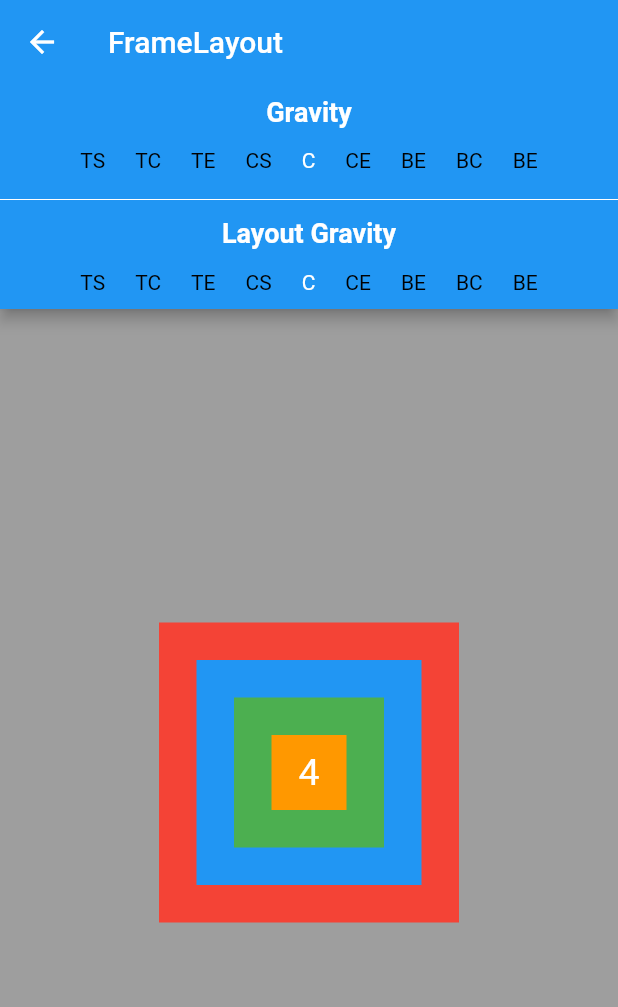
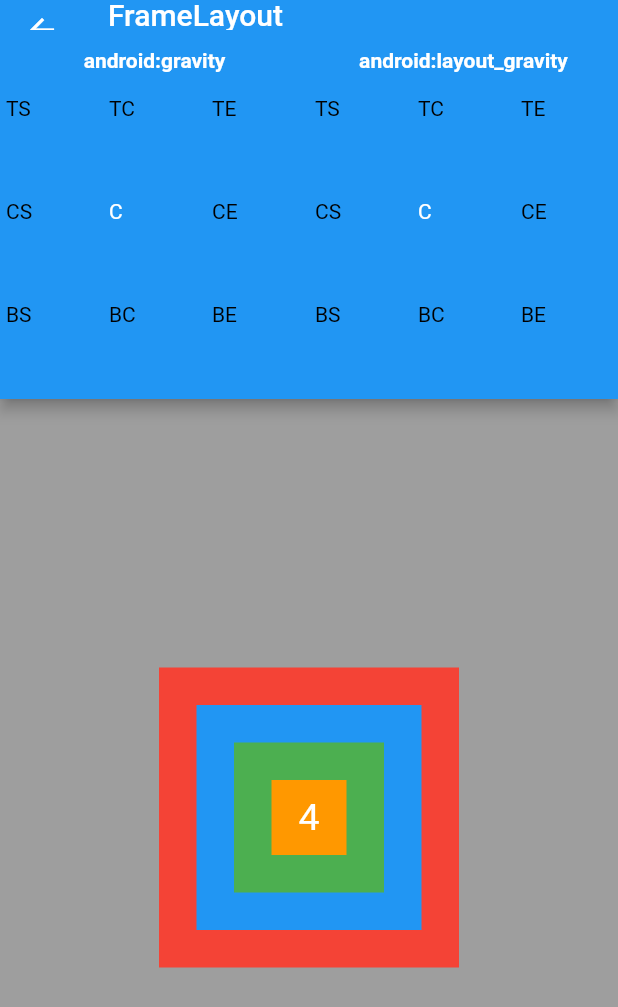
Before and after one commit to burhanrashid52/FlutterForAndroidExample, a Flutter app: the FrameLayoutScreen screen opened directly, on a phone screen of 412 x 824 dp. Shown: the top 1007 px of the screen. Run offline on Flutter 3.47's test engine with Material 2 defaults, Android fonts, the phone set to English and light mode, and no system bars.

Commit message:
Grid View in FrameLayout Attribute controller

```diff
--- a/lib/frameLayout/frame_attribute_controller.dart
+++ b/lib/frameLayout/frame_attribute_controller.dart
@@ -2,6 +2,9 @@ import 'package:flutter/material.dart';
 
 class FrameAttributeControllerWidget extends StatefulWidget {
   final FrameAttributeSelection frameAttributeSelection;
+  final int spanCount = 3;
+  final double titlePadding = 12.0;
+  final double titleFontSize = 14.0;
 
   FrameAttributeControllerWidget({this.frameAttributeSelection});
 
@@ -12,65 +15,62 @@ class FrameAttributeControllerWidget extends StatefulWidget {
 
 class _FrameAttributeControllerWidgetState
     extends State<FrameAttributeControllerWidget> {
-  AlignmentGeometry _alignmentGeometry = AlignmentDirectional.center;
+  AlignmentGeometry _alignmentGravity = AlignmentDirectional.center;
+  AlignmentGeometry _alignmentGravityLayout = AlignmentDirectional.center;
 
   @override
   Widget build(BuildContext context) {
-    return Column(
+    return Row(
       children: <Widget>[
-        Padding(
-          padding: EdgeInsets.all(4.0),
-          child: Text(
-            "Gravity",
-            style: TextStyle(
-                fontSize: 18.0,
-                fontWeight: FontWeight.bold,
-                color: Colors.white),
+        Expanded(
+          flex: 5,
+          child: Column(
+            children: <Widget>[
+              _buildTitleWidget("android:gravity"),
+              _buildGridView(false)
+            ],
           ),
         ),
-        Row(
-          mainAxisAlignment: MainAxisAlignment.center,
-          children: <Widget>[
-            _buildGravityButton("TS", AlignmentDirectional.topStart, false),
-            _buildGravityButton("TC", AlignmentDirectional.topCenter, false),
-            _buildGravityButton("TE", AlignmentDirectional.topEnd, false),
-            _buildGravityButton("CS", AlignmentDirectional.centerStart, false),
-            _buildGravityButton("C", AlignmentDirectional.center, false),
-            _buildGravityButton("CE", AlignmentDirectional.centerEnd, false),
-            _buildGravityButton("BE", AlignmentDirectional.bottomStart, false),
-            _buildGravityButton("BC", AlignmentDirectional.bottomCenter, false),
-            _buildGravityButton("BE", AlignmentDirectional.bottomEnd, false),
-          ],
-        ),
-        Divider(
-          color: Colors.white,
-        ),
-        Padding(
-          padding: EdgeInsets.all(4.0),
-          child: Text(
-            "Layout Gravity",
-            style: TextStyle(
-                fontSize: 18.0,
-                fontWeight: FontWeight.bold,
-                color: Colors.white),
+        //TODO:Create vertical divider
+        Expanded(
+          flex: 5,
+          child: Column(
+            children: <Widget>[
+              _buildTitleWidget("android:layout_gravity"),
+              _buildGridView(true)
+            ],
           ),
-        ),
-        Row(
-          mainAxisAlignment: MainAxisAlignment.center,
-          children: <Widget>[
-            _buildGravityButton("TS", AlignmentDirectional.topStart, true),
-            _buildGravityButton("TC", AlignmentDirectional.topCenter, true),
-            _buildGravityButton("TE", AlignmentDirectional.topEnd, true),
-            _buildGravityButton("CS", AlignmentDirectional.centerStart, true),
-            _buildGravityButton("C", AlignmentDirectional.center, true),
-            _buildGravityButton("CE", AlignmentDirectional.centerEnd, true),
-            _buildGravityButton("BE", AlignmentDirectional.bottomStart, true),
-            _buildGravityButton("BC", AlignmentDirectional.bottomCenter, true),
-            _buildGravityButton("BE", AlignmentDirectional.bottomEnd, true),
-          ],
-        ),
+        )
       ],
     );
+  }
+
+  Padding _buildTitleWidget(String text) {
+    return Padding(
+      padding: EdgeInsets.all(widget.titlePadding),
+      child: Text(
+        text,
+        style: TextStyle(
+            fontSize: widget.titleFontSize,
+            fontWeight: FontWeight.bold,
+            color: Colors.white),
+      ),
+    );
+  }
+
+  GridView _buildGridView(bool isAligned) {
+    return GridView
+        .count(shrinkWrap: true, crossAxisCount: widget.spanCount, children: [
+      _buildGravityButton("TS", AlignmentDirectional.topStart, isAligned),
+      _buildGravityButton("TC", AlignmentDirectional.topCenter, isAligned),
+      _buildGravityButton("TE", AlignmentDirectional.topEnd, isAligned),
+      _buildGravityButton("CS", AlignmentDirectional.centerStart, isAligned),
+      _buildGravityButton("C", AlignmentDirectional.center, isAligned),
+      _buildGravityButton("CE", AlignmentDirectional.centerEnd, isAligned),
+      _buildGravityButton("BS", AlignmentDirectional.bottomStart, isAligned),
+      _buildGravityButton("BC", AlignmentDirectional.bottomCenter, isAligned),
+      _buildGravityButton("BE", AlignmentDirectional.bottomEnd, isAligned),
+    ]);
   }
 
   Widget _buildGravityButton(
@@ -78,17 +78,24 @@ class _FrameAttributeControllerWidgetState
     return GestureDetector(
         onTap: () {
           setState(() {
-            _alignmentGeometry = gravity;
+            if (isAligned) {
+              _alignmentGravityLayout = gravity;
+            } else {
+              _alignmentGravity = gravity;
+            }
           });
           widget.frameAttributeSelection(gravity, isAligned);
         },
         child: Padding(
-          padding: EdgeInsets.all(10.0),
+          padding: EdgeInsets.all(4.0),
           child: Text(
             buttonText,
             style: TextStyle(
-              color:
-                  _alignmentGeometry == gravity ? Colors.white : Colors.black,
+              color: isAligned
+                  ? _alignmentGravityLayout == gravity
+                      ? Colors.white
+                      : Colors.black
+                  : _alignmentGravity == gravity ? Colors.white : Colors.black,
             ),
           ),
         ));
--- a/lib/frameLayout/frame_layout_widget.dart
+++ b/lib/frameLayout/frame_layout_widget.dart
@@ -26,7 +26,7 @@ class _FrameLayoutScreenState extends State<FrameLayoutScreen> {
                   });
                 },
               ),
-              preferredSize: new Size(0.0, 150.0)),
+              preferredSize: new Size(0.0, 210.0)),
         ),
         body: Container(
           color: Colors.grey,
--- a/lib/main.dart
+++ b/lib/main.dart
@@ -6,9 +6,21 @@ void main() => runApp(new MyApp());
 class MyApp extends StatefulWidget {
   @override
   _MyAppState createState() => new _MyAppState();
+//  _MyTestAppState createState() => new _MyTestAppState();
 }
 
 class _MyAppState extends State<MyApp> {
+  @override
+  Widget build(BuildContext context) {
+    return new MaterialApp(
+      theme: new ThemeData(accentColor: Colors.pinkAccent),
+      debugShowCheckedModeBanner: false,
+      home: new HomeScreen(),
+    );
+  }
+}
+
+class _MyTestAppState extends State<MyApp> {
   @override
   Widget build(BuildContext context) {
     return new MaterialApp(
```
